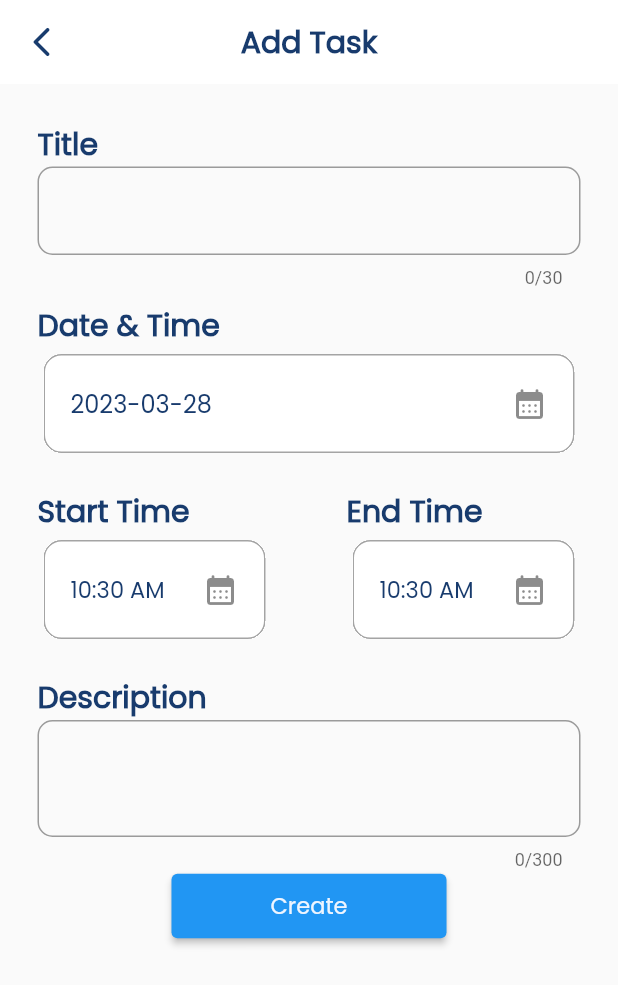
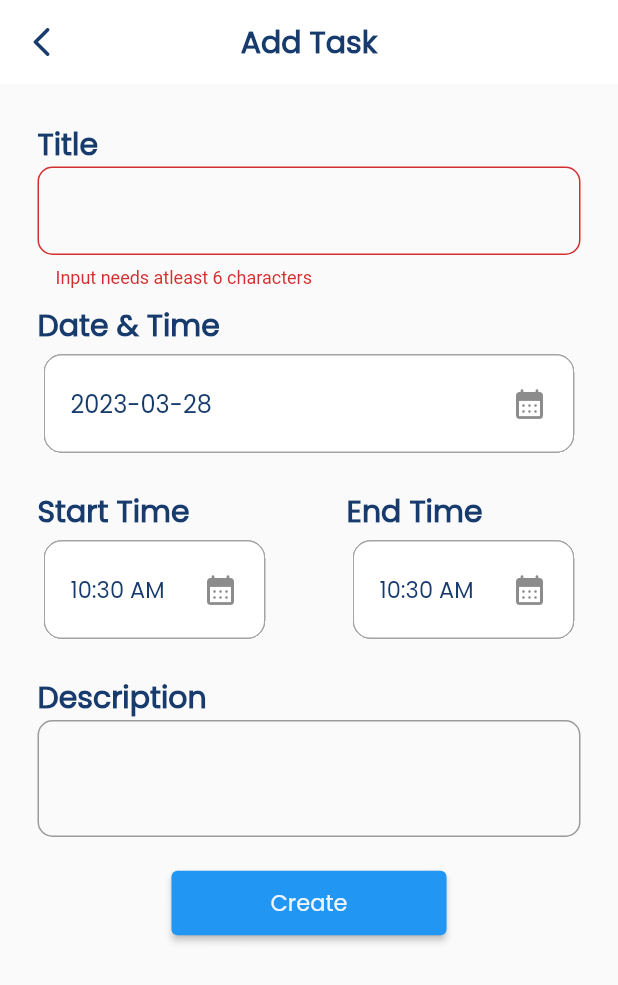
Before and after one commit to AzracStudios/flutter-todo, a Flutter app: the screen it shows after launch, after a tap on "Let's Start!", after a tap on the "add" icon, on a phone screen of 412 x 824 dp. Shown: the top 985 px of the screen. Run offline on Flutter 3.47's test engine with Material 2 defaults, Android fonts, the light colour scheme and no system bars; our stand-ins replace google_fonts.

Commit message:
Add text validation

```diff
--- a/lib/landing.dart
+++ /dev/null
@@ -1,93 +0,0 @@
-import 'package:flutter/material.dart';
-import 'package:google_fonts/google_fonts.dart';
-
-import 'custom_text.dart';
-import 'home.dart';
-
-class Landing extends StatelessWidget {
-  const Landing({super.key});
-
-  @override
-  Widget build(BuildContext context) {
-    return Column(
-      children: [
-        Stack(
-          alignment: Alignment.topCenter,
-          children: [
-            const Gradient(),
-            Column(
-              mainAxisAlignment: MainAxisAlignment.spaceBetween,
-              children: [
-                Padding(
-                  padding: const EdgeInsets.all(80.0),
-                  child: Image.asset(
-                    "assets/landing.png",
-                    scale: 2.2,
-                  ),
-                ),
-                Column(
-                  children: [
-                    CustomText(
-                      text: "Welcome to Go Task",
-                      size: 25,
-                      weight: FontWeight.w600,
-                      color: Color.fromARGB(255, 35, 74, 133),
-                    ),
-                    Center(
-                      child: Container(
-                        padding: const EdgeInsets.fromLTRB(40.0, 8.0, 40.0, 0),
-                        child: CustomText(
-                            text:
-                                "Lorem ipsum dolor sit amet, consectetur adipiscing elit. Phasellus congue sollicitudin dui",
-                            size: 10,
-                            weight: FontWeight.w600,
-                            color: const Color.fromARGB(255, 35, 74, 133),
-                            center: true),
-                      ),
-                    ),
-                  ],
-                ),
-                const SizedBox(height: 50.0),
-                ElevatedButton(
-                  onPressed: () => {
-                    Navigator.of(context).pushReplacement(
-                        MaterialPageRoute(builder: (context) => const Home()))
-                  },
-                  child: Padding(
-                    padding: EdgeInsets.fromLTRB(30.0, 5.0, 30.0, 5.0),
-                    child: CustomText(
-                      text: "Let's Start!",
-                      size: 15,
-                      weight: FontWeight.w400,
-                      color: Color.fromARGB(255, 238, 245, 255),
-                    ),
-                  ),
-                )
-              ],
-            )
-          ],
-        ),
-      ],
-    );
-  }
-}
-
-class Gradient extends StatelessWidget {
-  const Gradient({super.key});
-
-  @override
-  Widget build(BuildContext context) {
-    return Material(
-        child: Container(
-      decoration: const BoxDecoration(
-        gradient: LinearGradient(colors: <Color>[
-          Color(0xff3787EB),
-          Color.fromARGB(255, 211, 229, 252),
-          Color(0xffffffff)
-        ], begin: Alignment.topCenter, end: Alignment.bottomCenter),
-      ),
-      width: MediaQuery.of(context).size.width,
-      height: MediaQuery.of(context).size.height,
-    ));
-  }
-}
--- a/lib/main.dart
+++ b/lib/main.dart
@@ -1,5 +1,5 @@
 import 'package:flutter/material.dart';
-import 'landing.dart';
+import 'pages/landing/landing.dart';
 
 void main() {
   runApp(const TodoApp());
--- a/lib/home.dart
+++ b/lib/pages/home/home.dart
@@ -1,9 +1,9 @@
 import 'package:flutter/material.dart';
 import 'package:google_fonts/google_fonts.dart';
-import 'package:todo_app/progress.dart';
+import 'package:todo_app/shared/progress.dart';
 
-import 'add_task.dart';
-import 'custom_text.dart';
+import '../task/add_task.dart';
+import '../../shared/custom_text.dart';
 
 class Home extends StatelessWidget {
   const Home({super.key});
--- /dev/null
+++ b/lib/pages/landing/landing.dart
@@ -0,0 +1,94 @@
+import 'package:flutter/material.dart';
+import 'package:google_fonts/google_fonts.dart';
+
+import '../../shared/custom_text.dart';
+import '../home/home.dart';
+
+abstract class Styles {
+  static List<Color> gradientColors = const <Color>[
+    Color(0xff3787EB),
+    Color.fromARGB(255, 211, 229, 252),
+    Color(0xffffffff)
+  ];
+}
+
+class Landing extends StatelessWidget {
+  const Landing({super.key});
+
+  @override
+  Widget build(BuildContext context) {
+    return Column(
+      mainAxisSize: MainAxisSize.min,
+      children: [
+        const Gradient(),
+        Flexible(
+          flex: 1,
+          child: Column(
+            mainAxisSize: MainAxisSize.min,
+            children: [
+              CustomText(
+                text: "Welcome to Go Task",
+                size: 25,
+                weight: FontWeight.w600,
+                color: Color.fromARGB(255, 35, 74, 133),
+              ),
+              Container(
+                padding: const EdgeInsets.fromLTRB(40.0, 8.0, 40.0, 0),
+                child: CustomText(
+                    text:
+                        "Lorem ipsum dolor sit amet, consectetur adipiscing elit. Phasellus congue sollicitudin dui",
+                    size: 10,
+                    weight: FontWeight.w600,
+                    color: const Color.fromARGB(255, 35, 74, 133),
+                    center: true),
+              ),
+            ],
+          ),
+        ),
+        const SizedBox(height: 20.0),
+        ElevatedButton(
+          onPressed: () => {
+            Navigator.of(context).pushReplacement(
+                MaterialPageRoute(builder: (context) => const Home()))
+          },
+          child: Padding(
+            padding: EdgeInsets.fromLTRB(30.0, 5.0, 30.0, 5.0),
+            child: CustomText(
+              text: "Let's Start!",
+              size: 15,
+              weight: FontWeight.w400,
+              color: Color.fromARGB(255, 238, 245, 255),
+            ),
+          ),
+        ),
+      ],
+    );
+  }
+}
+
+class Gradient extends StatelessWidget {
+  const Gradient({super.key});
+
+  @override
+  Widget build(BuildContext context) {
+    return Material(
+      child: Expanded(
+        child: Container(
+          decoration: BoxDecoration(
+            gradient: LinearGradient(
+                colors: Styles.gradientColors,
+                begin: Alignment.topCenter,
+                end: Alignment.bottomCenter),
+          ),
+          child: Container(
+            alignment: Alignment.center,
+            child: Image.asset(
+              "assets/landing.png",
+              scale: 2.5,
+            ),
+          ),
+        ),
+      ),
+    );
+  }
+}
--- a/lib/add_task.dart
+++ b/lib/pages/task/add_task.dart
@@ -1,6 +1,7 @@
 import 'package:flutter/material.dart';
-import 'package:google_fonts/google_fonts.dart';
-import 'package:todo_app/custom_text.dart';
+import 'package:todo_app/pages/task/text_controller.dart';
+import 'package:todo_app/pages/task/validated_field.dart';
+import 'package:todo_app/shared/custom_text.dart';
 
 class AddTask extends StatefulWidget {
   const AddTask({super.key});
@@ -14,8 +15,9 @@ class _AddTaskState extends State<AddTask> {
   TimeOfDay startTime = TimeOfDay.now();
   TimeOfDay endTime = TimeOfDay.now();
 
-  @override
-  Widget build(BuildContext context) {
+  TextEditingController titleCtrl = TextEditingController();
+  TextEditingController descCtrl = TextEditingController();
+
   void selectDate() {
     showDatePicker(
       context: context,
@@ -29,28 +31,23 @@ class _AddTaskState extends State<AddTask> {
     });
   }
 
-    void setStartTime() {
+  void selectTime(bool isStart) {
     showTimePicker(
       context: context,
       initialTime: TimeOfDay.now(),
     ).then((value) {
       setState(() {
+        if (isStart) {
           startTime = value!;
+        } else {
+          endTime = value!;
+        }
       });
     });
   }
 
-    void setEndTime() {
-      showTimePicker(
-        context: context,
-        initialTime: TimeOfDay.now(),
-      ).then((value) {
-        setState(() {
-          endTime = value!;
-        });
-      });
-    }
-
+  @override
+  Widget build(BuildContext context) {
     return Scaffold(
       appBar: AppBar(
         centerTitle: true,
@@ -63,7 +60,7 @@ class _AddTaskState extends State<AddTask> {
           text: "Add Task",
           size: 20,
           weight: FontWeight.w600,
-          color: Color.fromARGB(255, 24, 59, 109),
+          color: const Color.fromARGB(255, 24, 59, 109),
         ),
         backgroundColor: Colors.white,
         elevation: 0.0,
@@ -71,6 +68,7 @@ class _AddTaskState extends State<AddTask> {
       body: Padding(
         padding: const EdgeInsets.all(25.0),
         child: Column(
+          crossAxisAlignment: CrossAxisAlignment.start,
           children: [
             // TITLE
             Column(
@@ -82,14 +80,7 @@ class _AddTaskState extends State<AddTask> {
                   weight: FontWeight.w600,
                   color: Color.fromARGB(255, 24, 59, 109),
                 ),
-                const TextField(
-                    maxLength: 30,
-                    decoration: InputDecoration(
-                      border: OutlineInputBorder(
-                          borderRadius: BorderRadius.all(Radius.circular(10))),
-                      labelText: '',
-                    ),
-                    style: TextStyle(color: Color.fromARGB(255, 24, 59, 109))),
+                ValidatedField(min: 6, max: 30, ln: 1, ctrl: titleCtrl),
               ],
             ),
 
@@ -161,7 +152,7 @@ class _AddTaskState extends State<AddTask> {
                                 child: ListTile(
                                   hoverColor: Colors.white,
                                   focusColor: Colors.white,
-                                  onTap: () => setStartTime(),
+                                  onTap: () => selectTime(true),
                                   title: CustomText(
                                     text: startTime.format(context).toString(),
                                     size: 15,
@@ -203,7 +194,7 @@ class _AddTaskState extends State<AddTask> {
                                 child: ListTile(
                                   hoverColor: Colors.white,
                                   focusColor: Colors.white,
-                                  onTap: () => setEndTime(),
+                                  onTap: () => selectTime(false),
                                   title: CustomText(
                                     text: endTime.format(context).toString(),
                                     size: 15,
@@ -228,30 +219,20 @@ class _AddTaskState extends State<AddTask> {
             const SizedBox(height: 20),
 
             // DESCRIPTION
-            Column(
-              crossAxisAlignment: CrossAxisAlignment.start,
-              children: [
             CustomText(
               text: "Description",
               size: 20,
               weight: FontWeight.w600,
               color: Color.fromARGB(255, 24, 59, 109),
             ),
-                const TextField(
-                  maxLength: 300,
-                  maxLines: 2,
-                  decoration: InputDecoration(
-                    border: OutlineInputBorder(
-                        borderRadius: BorderRadius.all(Radius.circular(10))),
-                    labelText: '',
-                  ),
-                  style: TextStyle(color: Color.fromARGB(255, 24, 59, 109)),
-                ),
-              ],
-            ),
+            ValidatedField(min: 0, max: 300, ln: 2, ctrl: descCtrl),
 
-            ElevatedButton(
-              //TODO: IMPL SUBMIT
+            const SizedBox(height: 20),
+
+
+            // CREATE
+            Center(
+              child: ElevatedButton(
                 onPressed: () => {Navigator.of(context).pop()},
                 child: Padding(
                   padding: EdgeInsets.fromLTRB(50.0, 10.0, 50.0, 10.0),
@@ -262,6 +243,7 @@ class _AddTaskState extends State<AddTask> {
                     color: Color.fromARGB(255, 238, 245, 255),
                   ),
                 ),
+              ),
             )
           ],
         ),
--- a/lib/task_details.dart
+++ b/lib/pages/task/task_details.dart
@@ -1,7 +1,7 @@
 import 'package:flutter/material.dart';
 import 'package:google_fonts/google_fonts.dart';
-import 'package:todo_app/custom_text.dart';
-import 'package:todo_app/progress_slider.dart';
+import 'package:todo_app/shared/custom_text.dart';
+import 'package:todo_app/shared/progress_slider.dart';
 
 class TaskDetails extends StatelessWidget {
   const TaskDetails({super.key});
--- /dev/null
+++ b/lib/pages/task/text_controller.dart
@@ -0,0 +1,15 @@
+import 'package:flutter/material.dart';
+
+class TextController {
+  TextController();
+
+  static String? validate(int min, int max, TextEditingController ctrl) {
+    if (ctrl.text.length < min) {
+      return 'Input needs atleast $min characters';
+    } else if (ctrl.text.length > max) {
+      return 'Input should be no longer than $max characters';
+    }
+
+    return null;
+  }
+}
--- /dev/null
+++ b/lib/pages/task/validated_field.dart
@@ -0,0 +1,35 @@
+import 'package:flutter/material.dart';
+import 'package:todo_app/pages/task/text_controller.dart';
+
+class ValidatedField extends StatefulWidget {
+  const ValidatedField(
+      {super.key, required this.min, required this.max, required this.ctrl, required this.ln});
+
+  final TextEditingController ctrl;
+  final int min;
+  final int max;
+  final int ln;
+
+  @override
+  State<ValidatedField> createState() => _ValidatedFieldState();
+}
+
+class _ValidatedFieldState extends State<ValidatedField> {
+  @override
+  Widget build(BuildContext context) {
+    return TextField(
+      controller: widget.ctrl,
+      onChanged: (val) => setState(() {}),
+      maxLines: widget.ln,
+      decoration: InputDecoration(
+        border: const OutlineInputBorder(
+            borderRadius: BorderRadius.all(Radius.circular(10))),
+        labelText: '',
+        errorText: TextController.validate(widget.min, widget.max, widget.ctrl),
+      ),
+      style: const TextStyle(
+        color: Color.fromARGB(255, 24, 59, 109),
+      ),
+    );
+  }
+}
--- a/lib/progress.dart
+++ b/lib/shared/progress.dart
@@ -1,8 +1,7 @@
 import 'package:flutter/material.dart';
-import 'package:todo_app/progress_slider.dart';
-import 'package:todo_app/task_details.dart';
+import 'package:todo_app/shared/progress_slider.dart';
+import 'package:todo_app/pages/task/task_details.dart';
 import 'custom_text.dart';
-import 'landing.dart';
 
 class Progress extends StatelessWidget {
   const Progress({super.key});
--- a/lib/progress_slider.dart
+++ b/lib/shared/progress_slider.dart
@@ -1,5 +1,5 @@
 import 'package:flutter/material.dart';
-import 'package:todo_app/custom_text.dart';
+import 'package:todo_app/shared/custom_text.dart';
 
 class ProgressSlider extends StatelessWidget {
   const ProgressSlider(
```
Also changed, not shown: lib/shared/custom_text.dart (renamed from lib/custom_text.dart), 1 other file. Lines whose indentation alone changed are shown as unchanged.
